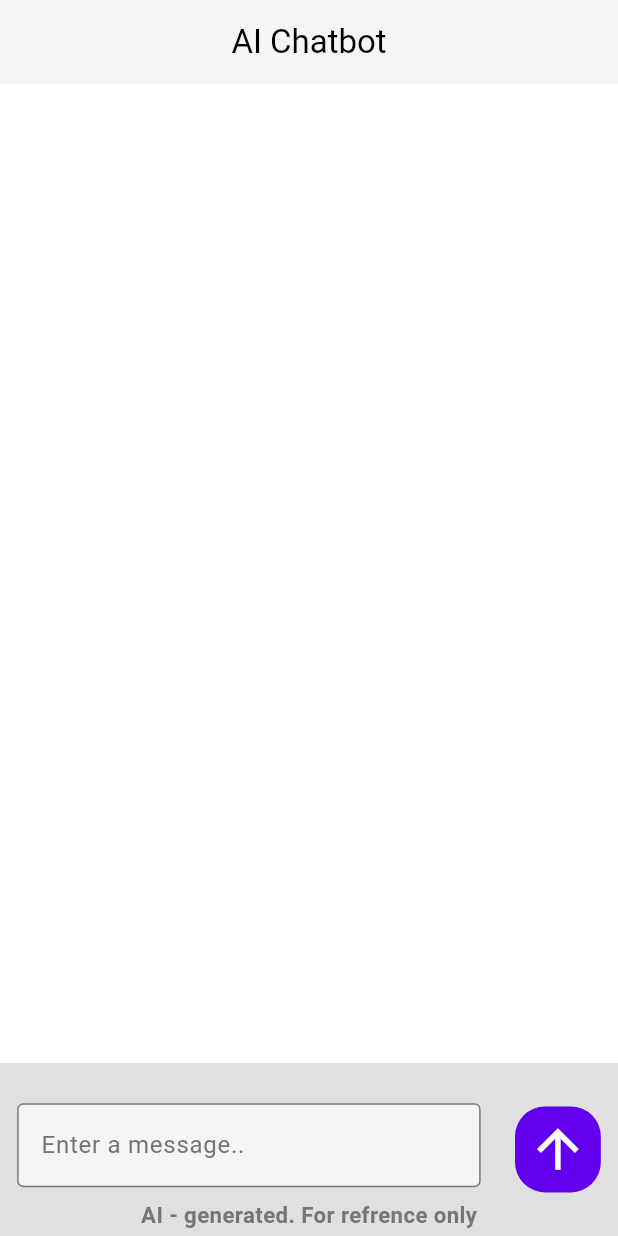
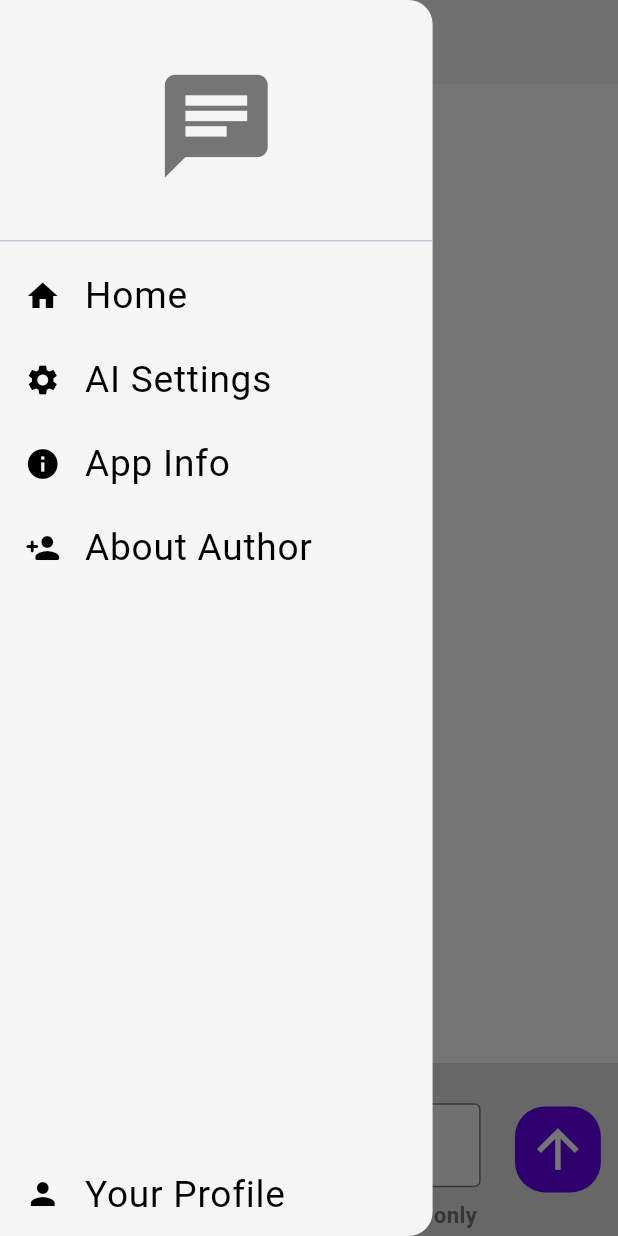
Before and after one commit to AlexanderRavenscroft/ai_chatbot_app, a Flutter app: the screen it shows after launch, with the side drawer open (before the commit the screen has no drawer), on a phone screen of 412 x 824 dp. Run offline on Flutter 3.47's test engine with Material 3 defaults, Android fonts, the phone set to English and light mode, and no system bars; our stand-ins replace flutter_dotenv.

Commit message:
Initial drawer added

```diff
--- /dev/null
+++ b/lib/components/menu_drawer.dart
@@ -0,0 +1,84 @@
+import 'package:ai_chatbot_flask/components/menu_drawer_list_tile.dart';
+import 'package:ai_chatbot_flask/pages/ai_settings_page.dart';
+import 'package:ai_chatbot_flask/pages/user_settings_page.dart';
+import 'package:ai_chatbot_flask/themes/themes.dart';
+import 'package:flutter/material.dart';
+
+class MenuDrawer extends StatelessWidget {
+  const MenuDrawer({super.key});
+
+  @override
+  Widget build(BuildContext context) {
+    return Drawer(
+      backgroundColor: AppColors.secondary,
+      width: MediaQuery.of(context).size.width * 0.7,
+      child: Column(
+        mainAxisAlignment: MainAxisAlignment.spaceBetween,
+        children: [
+          Column(
+            children: [
+              // DRAWER ICON
+              DrawerHeader(
+                child: Center(
+                    child: Icon(
+                  Icons.chat,
+                  size: MediaQuery.of(context).size.height * 0.1,
+                  color: AppColors.descriptionText,
+                )),
+              ),
+
+              // HOME
+              MenuDrawerListTile(
+                text: 'Home',
+                icon: Icons.home,
+                onPressed: () => Navigator.pop(context),
+              ),
+
+              // AI SETTINGS
+              MenuDrawerListTile(
+                text: 'AI Settings',
+                icon: Icons.settings,
+                onPressed: () {
+                  Navigator.pop(context);
+                  Navigator.push(
+                      context,
+                      MaterialPageRoute(
+                        builder: (context) => AISettingsPage(),
+                      ));
+                },
+              ),
+
+              // APP INFO
+              MenuDrawerListTile(
+                text: 'App Info',
+                icon: Icons.info,
+                onPressed: () => Navigator.pop(context),
+              ),
+
+              // AUTHOR SECTION
+              MenuDrawerListTile(
+                text: 'About Author',
+                icon: Icons.person_add_rounded,
+                onPressed: () => Navigator.pop(context),
+              ),
+            ],
+          ),
+
+          // USER SETTINGS
+          MenuDrawerListTile(
+            text: 'Your Profile',
+            icon: Icons.person,
+            onPressed: () {
+              Navigator.pop(context);
+              Navigator.push(
+                  context,
+                  MaterialPageRoute(
+                    builder: (context) => UserSettingsPage(),
+                  ));
+            },
+          ),
+        ],
+      ),
+    );
+  }
+}
--- /dev/null
+++ b/lib/components/menu_drawer_list_tile.dart
@@ -0,0 +1,33 @@
+import 'package:ai_chatbot_flask/themes/themes.dart';
+import 'package:flutter/material.dart';
+
+class MenuDrawerListTile extends StatelessWidget {
+  final String text;
+  final IconData icon;
+  final VoidCallback onPressed;
+
+  const MenuDrawerListTile(
+      {super.key,
+      required this.text,
+      required this.icon,
+      required this.onPressed});
+
+  @override
+  Widget build(BuildContext context) {
+    return ListTile(
+      contentPadding: EdgeInsets.only(
+        left: MediaQuery.of(context).size.width * 0.04,
+      ),
+      title: Text(
+        text,
+        style: TextStyle(
+          fontSize:  MediaQuery.of(context).size.height * 0.03,
+        ),
+      ),
+      leading: Icon(icon),
+      textColor: AppColors.secondaryText,
+      iconColor: AppColors.secondaryText,
+      onTap: onPressed,
+    );
+  }
+}
--- a/lib/pages/chat_page.dart
+++ b/lib/pages/chat_page.dart
@@ -1,4 +1,5 @@
 import 'package:ai_chatbot_flask/components/error_dialog.dart';
+import 'package:ai_chatbot_flask/components/menu_drawer.dart';
 import 'package:ai_chatbot_flask/components/message_list.dart';
 import 'package:ai_chatbot_flask/components/message_textfield.dart';
 import 'package:ai_chatbot_flask/components/slow_mode_timer.dart';
@@ -28,6 +29,7 @@ class ChatPage extends StatelessWidget {
         foregroundColor: AppColors.secondaryText,
       ),
 
+      drawer: MenuDrawer(),
       // Body
       body: Center(
         child: Column(
```
Also changed, not shown: lib/components/message_bubble.dart (+19 -3 lines), lib/components/message_list.dart (+4 -5 lines), lib/models/user_model.dart (added, +11 -0 lines), lib/pages/ai_settings_page.dart (added, +50 -0 lines), lib/pages/user_settings_page.dart (added, +58 -0 lines).
